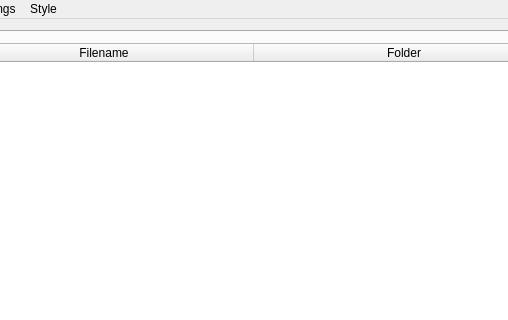
Old version of the form gui/MainWindow.ui in the repository saschiwy/MovieSort; both pictures show x 95 to 603 and y 0 to 320 of the 1200 by 800 pixel window.
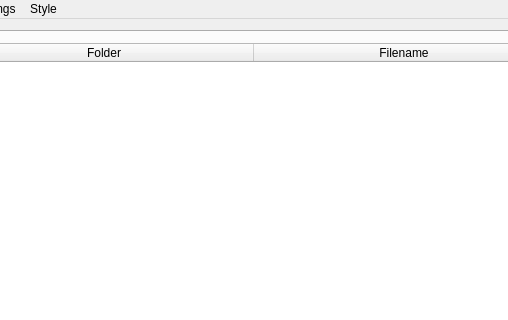
New version of the form.

```diff
--- a/gui/MainWindow.ui
+++ b/gui/MainWindow.ui
@@ -93,12 +93,12 @@
             </attribute>
             <column>
              <property name="text">
-              <string>Filename</string>
+              <string>Folder</string>
              </property>
             </column>
             <column>
              <property name="text">
-              <string>Folder</string>
+              <string>Filename</string>
              </property>
             </column>
            </widget>
```
Left out of the diff: 13 changed lines with no effect on the pictures.
